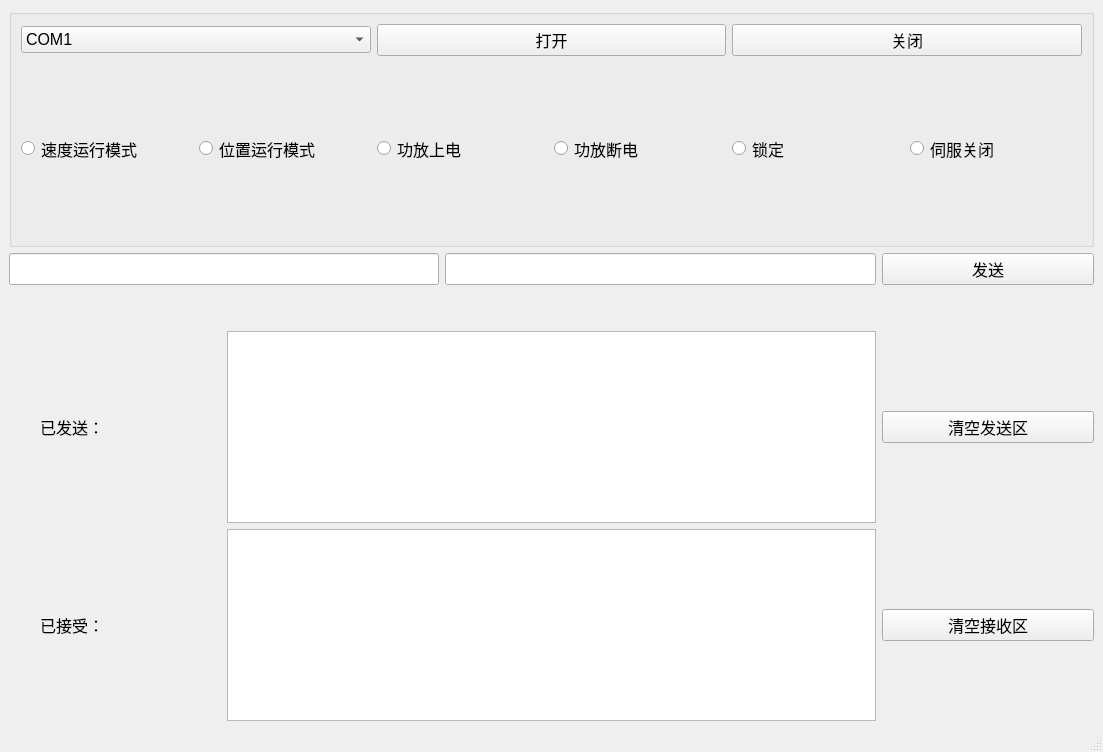
Old version of the form Pro.ui in the repository moon0309/project_zt.
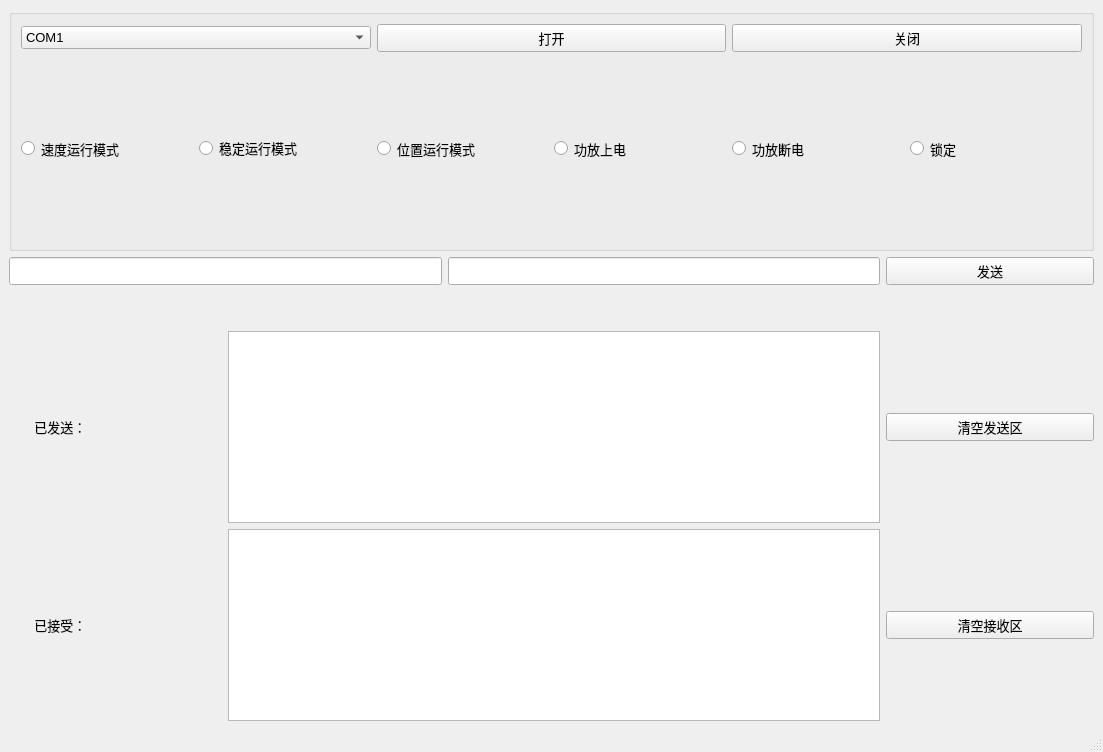
New version of the form.

Patch:
```diff
--- a/Pro.ui
+++ b/Pro.ui
@@ -39,7 +39,7 @@
            </property>
            <property name="font">
             <font>
-             <pointsize>12</pointsize>
+             <pointsize>10</pointsize>
             </font>
            </property>
            <item>
@@ -64,7 +64,7 @@
            </property>
            <property name="font">
             <font>
-             <pointsize>12</pointsize>
+             <pointsize>10</pointsize>
             </font>
            </property>
            <property name="text">
@@ -82,7 +82,7 @@
            </property>
            <property name="font">
             <font>
-             <pointsize>12</pointsize>
+             <pointsize>10</pointsize>
             </font>
            </property>
            <property name="text">
@@ -104,7 +104,7 @@
            </property>
            <property name="font">
             <font>
-             <pointsize>12</pointsize>
+             <pointsize>10</pointsize>
             </font>
            </property>
            <property name="text">
@@ -112,6 +112,18 @@
            </property>
           </widget>
          </item>
+         <item>
+          <widget class="QRadioButton" name="radioButton_w">
+           <property name="font">
+            <font>
+             <pointsize>10</pointsize>
+            </font>
+           </property>
+           <property name="text">
+            <string>稳定运行模式</string>
+           </property>
+          </widget>
+         </item>
          <item>
           <widget class="QRadioButton" name="radioButton2">
            <property name="sizePolicy">
@@ -122,7 +134,7 @@
            </property>
            <property name="font">
             <font>
-             <pointsize>12</pointsize>
+             <pointsize>10</pointsize>
             </font>
            </property>
            <property name="text">
@@ -140,7 +152,7 @@
            </property>
            <property name="font">
             <font>
-             <pointsize>12</pointsize>
+             <pointsize>10</pointsize>
             </font>
            </property>
            <property name="text">
@@ -158,7 +170,7 @@
            </property>
            <property name="font">
             <font>
-             <pointsize>12</pointsize>
+             <pointsize>10</pointsize>
             </font>
            </property>
            <property name="text">
@@ -176,7 +188,7 @@
            </property>
            <property name="font">
             <font>
-             <pointsize>12</pointsize>
+             <pointsize>10</pointsize>
             </font>
            </property>
            <property name="text">
@@ -184,24 +196,6 @@
            </property>
           </widget>
          </item>
-         <item>
-          <widget class="QRadioButton" name="radioButton6">
-           <property name="sizePolicy">
-            <sizepolicy hsizetype="Minimum" vsizetype="Minimum">
-             <horstretch>0</horstretch>
-             <verstretch>0</verstretch>
-            </sizepolicy>
-           </property>
-           <property name="font">
-            <font>
-             <pointsize>12</pointsize>
-            </font>
-           </property>
-           <property name="text">
-            <string>伺服关闭</string>
-           </property>
-          </widget>
-         </item>
         </layout>
        </item>
       </layout>
@@ -295,7 +289,7 @@
         </property>
         <property name="font">
          <font>
-          <pointsize>12</pointsize>
+          <pointsize>10</pointsize>
          </font>
         </property>
         <property name="text">
@@ -313,7 +307,7 @@
         </property>
         <property name="font">
          <font>
-          <pointsize>12</pointsize>
+          <pointsize>10</pointsize>
          </font>
         </property>
         <property name="layoutDirection">
@@ -328,7 +322,7 @@
        <widget class="QLabel" name="ready_received">
         <property name="font">
          <font>
-          <pointsize>12</pointsize>
+          <pointsize>10</pointsize>
          </font>
         </property>
         <property name="text">
@@ -344,9 +338,15 @@
           <verstretch>0</verstretch>
          </sizepolicy>
         </property>
+        <property name="maximumSize">
+         <size>
+          <width>208</width>
+          <height>16777215</height>
+         </size>
+        </property>
         <property name="font">
          <font>
-          <pointsize>12</pointsize>
+          <pointsize>10</pointsize>
          </font>
         </property>
         <property name="text">
@@ -358,7 +358,7 @@
        <widget class="QPushButton" name="clear_receive">
         <property name="font">
          <font>
-          <pointsize>12</pointsize>
+          <pointsize>10</pointsize>
          </font>
         </property>
         <property name="text">
```
Left out of the diff: 64 changed lines with no effect on the pictures.
